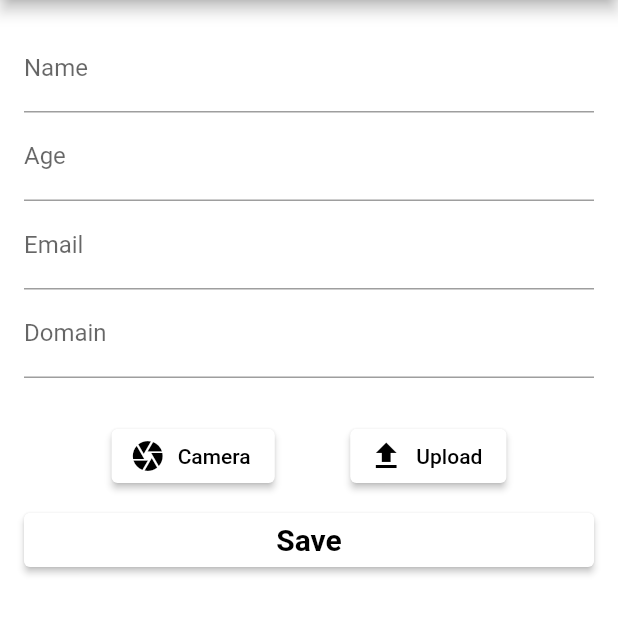
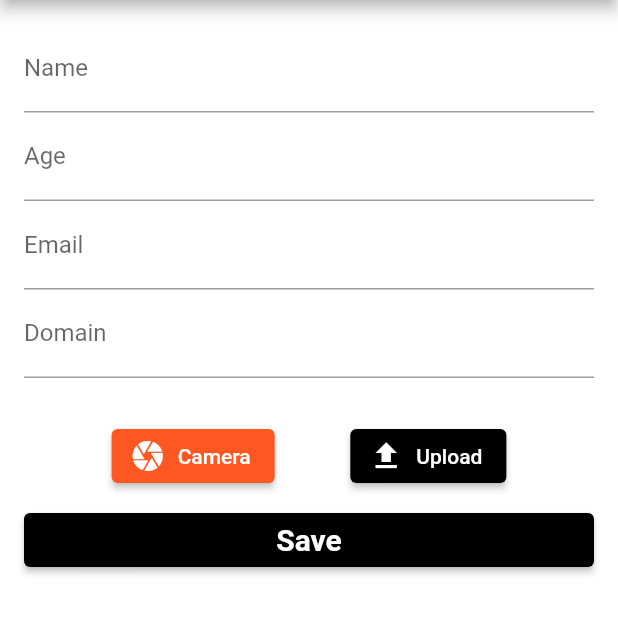
Before and after one commit to Aswanthds/student_record_flutter, a Flutter app: the EditStudentScreen screen opened directly, on a phone screen of 412 x 824 dp, the part 84-719 px from its top. Run offline on Flutter 3.47's test engine with Material 2 defaults, Android fonts, the phone set to English and light mode, and no system bars; our stand-ins replace image_picker, sqflite; accounts and stored records are empty.

Commit message:
shared final3

```diff
--- a/lib/Screens/edit_screen.dart
+++ b/lib/Screens/edit_screen.dart
@@ -1,4 +1,5 @@
 import 'package:flutter/material.dart';
+import 'package:flutter/services.dart';
 import 'package:image_picker/image_picker.dart';
 import 'package:student/functions/functions.dart';
 import 'package:student/model/students.dart';
@@ -58,13 +59,6 @@ class _EditStudentScreenState extends State<EditStudentScreen> {
     super.dispose();
   }
 
-  Widget get saveButton => OutlinedButton(
-        onPressed: () {
-          addStudents(widget.student!);
-        },
-        child: const Text("Save"),
-      );
-
   bool isEmailValid(String email) {
     final emailRegExp = RegExp(
         r"^[a-zA-Z0-9.a-zA-Z0-9.!#$%&'*+-/=?^_`{|}~]+@[a-zA-Z0-9]+\.[a-zA-Z]+");
@@ -107,7 +101,7 @@ class _EditStudentScreenState extends State<EditStudentScreen> {
             : _imageFile!.path,
       );
 
-     await updateStudent(
+      await updateStudent(
         newStudent.id!,
         newStudent.name,
         newStudent.email,
@@ -148,6 +142,9 @@ class _EditStudentScreenState extends State<EditStudentScreen> {
                   },
                 ),
                 TextFormField(
+                  inputFormatters: [
+                    FilteringTextInputFormatter.allow(RegExp(r'[0-9]')),
+                  ],
                   controller: _ageController,
                   keyboardType: TextInputType.number,
                   decoration: const InputDecoration(
@@ -193,28 +190,28 @@ class _EditStudentScreenState extends State<EditStudentScreen> {
                     children: [
                       ElevatedButton.icon(
                         style: ElevatedButton.styleFrom(
-                            backgroundColor: Colors.white),
+                            backgroundColor: Colors.deepOrange),
                         onPressed: _getImageFromCamera,
                         icon: const Icon(
                           Icons.camera,
-                          color: Colors.black,
+                          color: Colors.white,
                         ),
                         label: const Text(
                           'Camera',
-                          style: TextStyle(color: Colors.black),
+                          style: TextStyle(color: Colors.white),
                         ),
                       ),
                       ElevatedButton.icon(
                         style: ElevatedButton.styleFrom(
-                            backgroundColor: Colors.white),
+                            backgroundColor: Colors.black),
                         onPressed: _getImageFromGallery,
                         icon: const Icon(
                           Icons.upload,
-                          color: Colors.black,
+                          color: Colors.white,
                         ),
                         label: const Text(
                           'Upload',
-                          style: TextStyle(color: Colors.black),
+                          style: TextStyle(color: Colors.white),
                         ),
                       ),
                     ],
@@ -224,14 +221,14 @@ class _EditStudentScreenState extends State<EditStudentScreen> {
                   width: size.width,
                   child: ElevatedButton(
                     style:
-                        ElevatedButton.styleFrom(backgroundColor: Colors.white),
+                        ElevatedButton.styleFrom(backgroundColor: Colors.black),
                     onPressed: () {
                       _saveStudent();
                     },
                     child: const Text(
                       'Save',
                       style: TextStyle(
-                        color: Colors.black,
+                        color: Colors.white,
                         fontWeight: FontWeight.bold,
                         fontSize: 20,
                       ),
--- a/lib/functions/functions.dart
+++ b/lib/functions/functions.dart
@@ -26,7 +26,7 @@ Future<void> initializeDatabase() async {
   );
 }
 
-Future<void> addStudents(Students student) async {
+Future<void> addStudents(Students student, BuildContext ctx) async {
   try {
     await _db.rawInsert(
         'INSERT INTO $studentsTable (${StudentsFields.name},${StudentsFields.age},${StudentsFields.email},${StudentsFields.domain},${StudentsFields.image}) VALUES (?,?,?,?,?)',
@@ -84,8 +84,6 @@ Future<void> updateStudent(int id, String name, String email, String domain,
     updatedStudent.email = email;
     updatedStudent.domain = domain;
     updatedStudent.image = image;
-
-    studentListNotifier.notifyListeners();
   }
   studentListNotifier.notifyListeners();
   getAllStudent();
```
Also changed, not shown: lib/Screens/add_student_screen.dart (+9 -1 lines), lib/Screens/home_screen.dart (+35 -4 lines), lib/Screens/profile_student_screen.dart (+26 -2 lines), lib/Screens/search.dart (+25 -18 lines), lib/Screens/search_screen.dart (deleted, +0 -80 lines).
